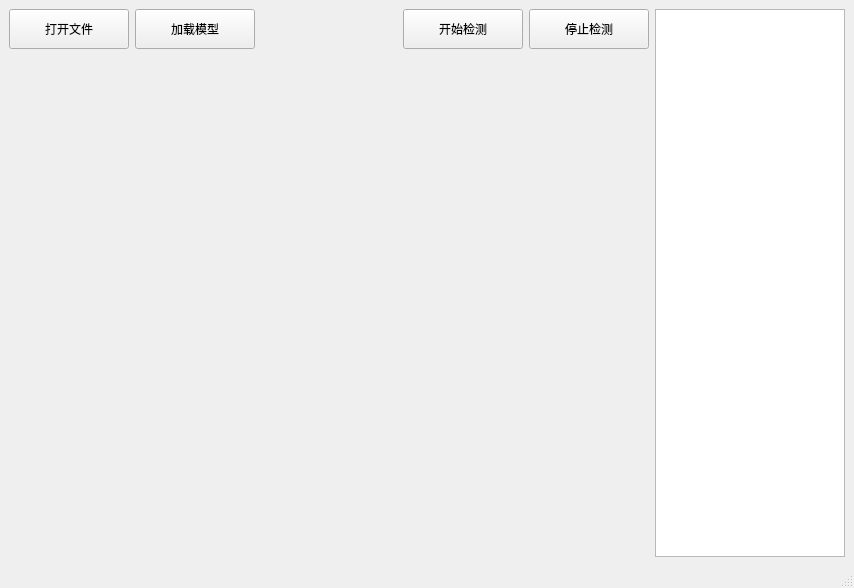
The window that mainwindow.ui (lagoria/gesture) describes before a commit, drawn with Qt 5.
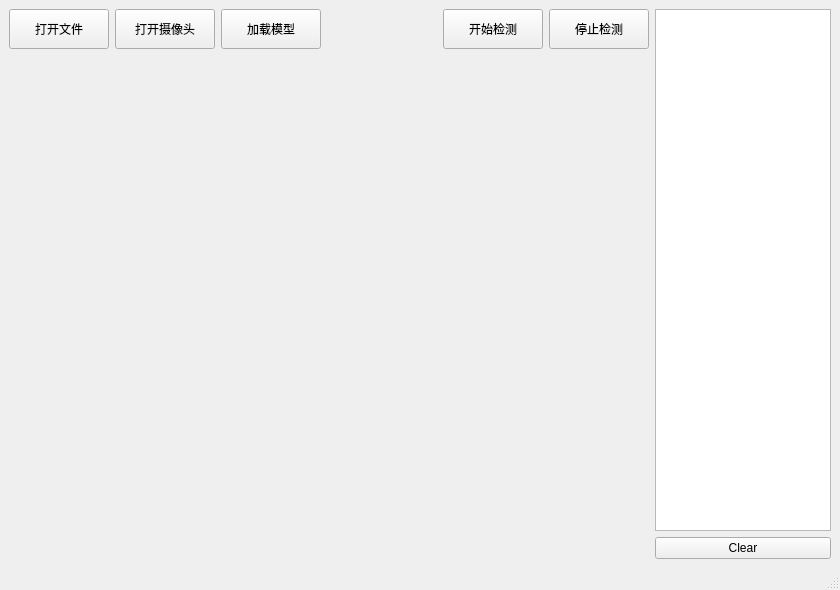
The same window after the commit. Icons and pictures are not drawn.

Commit message: 添加摄像头驱动，优化若干问题

Patch:
```diff
--- a/mainwindow.ui
+++ b/mainwindow.ui
@@ -6,8 +6,8 @@
    <rect>
     <x>0</x>
     <y>0</y>
-    <width>854</width>
-    <height>588</height>
+    <width>840</width>
+    <height>590</height>
    </rect>
   </property>
   <property name="windowTitle">
@@ -21,7 +21,7 @@
        <widget class="QPushButton" name="openfile">
         <property name="minimumSize">
          <size>
-          <width>120</width>
+          <width>100</width>
           <height>40</height>
          </size>
         </property>
@@ -40,11 +40,34 @@
         </property>
        </widget>
       </item>
+      <item>
+       <widget class="QPushButton" name="openCamera">
+        <property name="minimumSize">
+         <size>
+          <width>100</width>
+          <height>40</height>
+         </size>
+        </property>
+        <property name="text">
+         <string>打开摄像头</string>
+        </property>
+        <property name="icon">
+         <iconset resource="res.qrc">
+          <normaloff>:/icon/eye.ico</normaloff>:/icon/eye.ico</iconset>
+        </property>
+        <property name="iconSize">
+         <size>
+          <width>32</width>
+          <height>32</height>
+         </size>
+        </property>
+       </widget>
+      </item>
       <item>
        <widget class="QPushButton" name="loadfile">
         <property name="minimumSize">
          <size>
-          <width>120</width>
+          <width>100</width>
           <height>40</height>
          </size>
         </property>
@@ -70,8 +93,8 @@
         </property>
         <property name="sizeHint" stdset="0">
          <size>
-          <width>38</width>
-          <height>40</height>
+          <width>13</width>
+          <height>37</height>
          </size>
         </property>
        </spacer>
@@ -80,7 +103,7 @@
        <widget class="QPushButton" name="startdetect">
         <property name="minimumSize">
          <size>
-          <width>120</width>
+          <width>100</width>
           <height>40</height>
          </size>
         </property>
@@ -103,7 +126,7 @@
        <widget class="QPushButton" name="stopdetect">
         <property name="minimumSize">
          <size>
-          <width>120</width>
+          <width>100</width>
           <height>40</height>
          </size>
         </property>
@@ -125,6 +148,8 @@
      </layout>
     </item>
     <item row="0" column="1" rowspan="2">
+     <layout class="QVBoxLayout" name="verticalLayout">
+      <item>
      <widget class="QTextEdit" name="textEditlog">
       <property name="sizePolicy">
        <sizepolicy hsizetype="Preferred" vsizetype="Preferred">
@@ -140,6 +165,19 @@
       </property>
      </widget>
     </item>
+      <item>
+       <widget class="QPushButton" name="clearButton">
+        <property name="text">
+         <string>Clear</string>
+        </property>
+        <property name="icon">
+         <iconset resource="res.qrc">
+          <normaloff>:/icon/clear.ico</normaloff>:/icon/clear.ico</iconset>
+        </property>
+       </widget>
+      </item>
+     </layout>
+    </item>
     <item row="1" column="0">
      <widget class="QLabel" name="label">
       <property name="enabled">
```
Left out of the diff: 2 changed lines with no effect on the pictures. Lines whose indentation alone changed are shown as unchanged. The commit also changes 6 other files.
